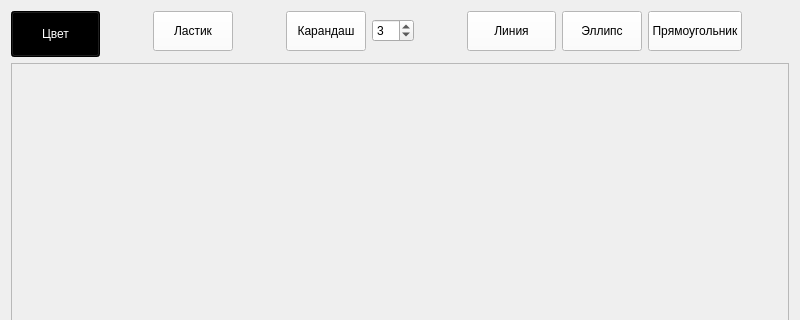
Before: the Qt Designer form mainwindow.ui in FURY-SS/2025_kb-231_ushakov_23, drawn with Qt 5; both pictures show x 0 to 800 and y 0 to 320 of the 800 by 696 pixel window.
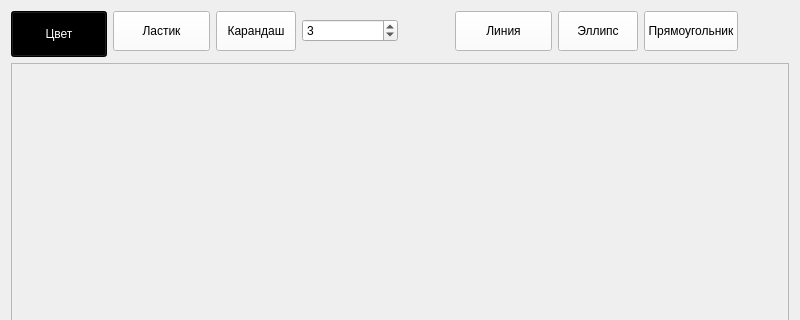
After: the same form once the commit is applied.

Diff of the .ui file:
```diff
--- a/mainwindow.ui
+++ b/mainwindow.ui
@@ -133,7 +133,51 @@
       </property>
      </widget>
     </item>
-    <item row="0" column="9">
+    <item row="0" column="5" colspan="2">
+     <widget class="QPushButton" name="pushButton_2">
+      <property name="minimumSize">
+       <size>
+        <width>40</width>
+        <height>40</height>
+       </size>
+      </property>
+      <property name="maximumSize">
+       <size>
+        <width>150</width>
+        <height>80</height>
+       </size>
+      </property>
+      <property name="styleSheet">
+       <string notr="true">background-color: rgb(255, 255, 255);</string>
+      </property>
+      <property name="text">
+       <string>Ластик</string>
+      </property>
+     </widget>
+    </item>
+    <item row="0" column="7">
+     <widget class="QPushButton" name="pushButton_1">
+      <property name="minimumSize">
+       <size>
+        <width>40</width>
+        <height>40</height>
+       </size>
+      </property>
+      <property name="maximumSize">
+       <size>
+        <width>180</width>
+        <height>80</height>
+       </size>
+      </property>
+      <property name="styleSheet">
+       <string notr="true">background-color: rgb(255, 255, 255);</string>
+      </property>
+      <property name="text">
+       <string>Карандаш</string>
+      </property>
+     </widget>
+    </item>
+    <item row="0" column="8" colspan="2">
      <widget class="QSpinBox" name="spinBox">
       <property name="wrapping">
        <bool>false</bool>
@@ -161,50 +205,6 @@
       </property>
      </widget>
     </item>
-    <item row="0" column="8">
-     <widget class="QPushButton" name="pushButton_1">
-      <property name="minimumSize">
-       <size>
-        <width>40</width>
-        <height>40</height>
-       </size>
-      </property>
-      <property name="maximumSize">
-       <size>
-        <width>180</width>
-        <height>80</height>
-       </size>
-      </property>
-      <property name="styleSheet">
-       <string notr="true">background-color: rgb(255, 255, 255);</string>
-      </property>
-      <property name="text">
-       <string>Карандаш</string>
-      </property>
-     </widget>
-    </item>
-    <item row="0" column="6">
-     <widget class="QPushButton" name="pushButton_2">
-      <property name="minimumSize">
-       <size>
-        <width>40</width>
-        <height>40</height>
-       </size>
-      </property>
-      <property name="maximumSize">
-       <size>
-        <width>150</width>
-        <height>80</height>
-       </size>
-      </property>
-      <property name="styleSheet">
-       <string notr="true">background-color: rgb(255, 255, 255);</string>
-      </property>
-      <property name="text">
-       <string>Ластик</string>
-      </property>
-     </widget>
-    </item>
    </layout>
   </widget>
   <widget class="QMenuBar" name="menuBar">
```
